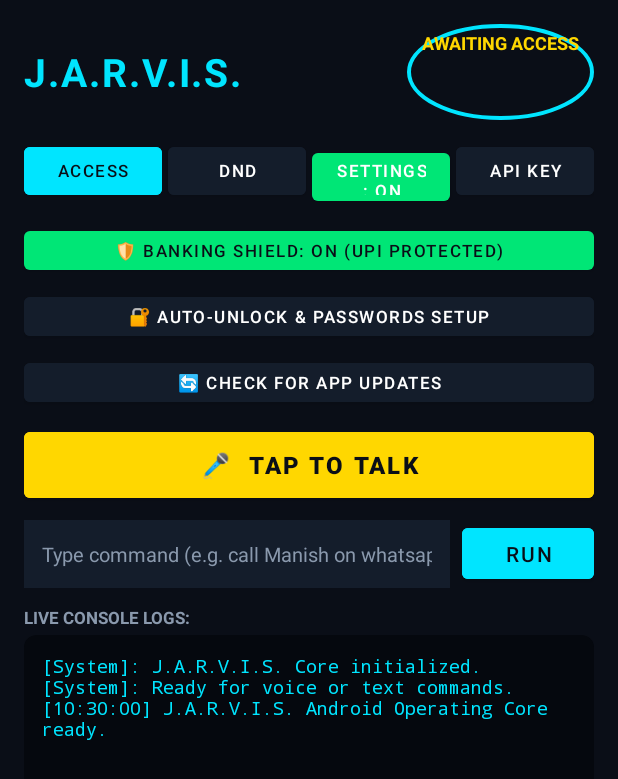
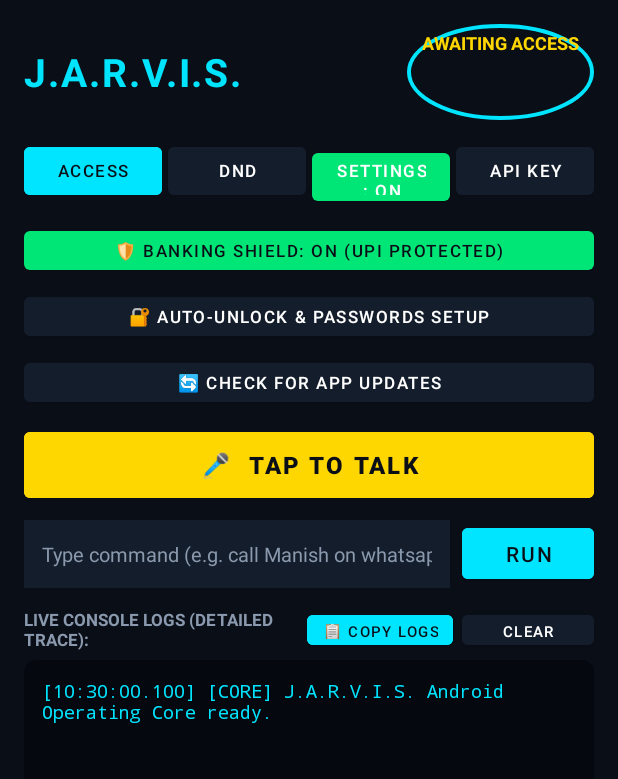
Before and after one commit to NikhilSaharan/Jarvis, an Android app: the screen it shows after launch (MainActivity), on a phone screen of 412 x 824 dp. Shown: the top 779 px of the screen. Run offline under Robolectric (Android 15) with nearby library versions, the phone set to English and light mode, and no system bars.

Commit message:
feat: implement initial Android app structure for Jarvis assistant

```diff
--- a/android/app/build.gradle.kts
+++ b/android/app/build.gradle.kts
@@ -46,8 +46,8 @@ android {
         applicationId = "com.jarvis.assistant"
         minSdk = 26
         targetSdk = 34
-        versionCode = 12
-        versionName = "1.1.1"
+        versionCode = 13
+        versionName = "1.1.2"
 
         testInstrumentationRunner = "androidx.test.runner.AndroidJUnitRunner"
 
--- a/android/app/src/main/java/com/jarvis/assistant/MainActivity.kt
+++ b/android/app/src/main/java/com/jarvis/assistant/MainActivity.kt
@@ -36,6 +36,7 @@ import androidx.appcompat.app.AlertDialog
 import androidx.appcompat.app.AppCompatActivity
 import androidx.core.content.ContextCompat
 import com.jarvis.assistant.brain.GeminiBrain
+import com.jarvis.assistant.debug.JarvisLogStore
 import com.jarvis.assistant.engine.NodeActionEngine
 import com.jarvis.assistant.engine.SystemController
 import com.jarvis.assistant.engine.TelephonyHelper
@@ -79,6 +80,8 @@ class MainActivity : AppCompatActivity() {
     private lateinit var btnTalk: Button
     private lateinit var etCommandInput: EditText
     private lateinit var btnSendCommand: Button
+    private lateinit var btnCopyLogs: Button
+    private lateinit var btnClearLogs: Button
     private lateinit var tvLogs: TextView
     private lateinit var scrollLogs: ScrollView
 
@@ -105,6 +108,7 @@ class MainActivity : AppCompatActivity() {
     override fun onCreate(savedInstanceState: Bundle?) {
         super.onCreate(savedInstanceState)
         instance = this
+        JarvisLogStore.init(this)
 
         // Crash-proofing: Catch any uncaught exception and log it instead of dying
         Thread.setDefaultUncaughtExceptionHandler { thread, throwable ->
@@ -120,6 +124,14 @@ class MainActivity : AppCompatActivity() {
         initServices()
         setupListeners()
         requestAppPermissions()
+        refreshLogsView()
+        JarvisLogStore.setListener {
+            runOnUiThread {
+                if (!isFinishing && !isDestroyed) {
+                    refreshLogsView()
+                }
+            }
+        }
 
         // Automatic In-App Update check on launch
         AppUpdateManager.checkForUpdates(this, isManual = false)
@@ -138,6 +150,8 @@ class MainActivity : AppCompatActivity() {
         btnTalk = findViewById(R.id.btnTalk)
         etCommandInput = findViewById(R.id.etCommandInput)
         btnSendCommand = findViewById(R.id.btnSendCommand)
+        btnCopyLogs = findViewById(R.id.btnCopyLogs)
+        btnClearLogs = findViewById(R.id.btnClearLogs)
         tvLogs = findViewById(R.id.tvLogs)
         scrollLogs = findViewById(R.id.scrollLogs)
     }
@@ -263,10 +277,32 @@ class MainActivity : AppCompatActivity() {
                 processUserCommand(cmd)
             }
         }
+
+        btnCopyLogs.setOnClickListener {
+            val fullText = JarvisLogStore.getFullLogText()
+            if (fullText.isBlank()) {
+                Toast.makeText(this, "Abhi koi logs nahi hain.", Toast.LENGTH_SHORT).show()
+                return@setOnClickListener
+            }
+            val clipboard = getSystemService(Context.CLIPBOARD_SERVICE) as ClipboardManager
+            clipboard.setPrimaryClip(ClipData.newPlainText("jarvis_full_logs", fullText))
+            Toast.makeText(
+                this,
+                "Copied all logs (${JarvisLogStore.lineCount()} lines, ${fullText.length} chars)!",
+                Toast.LENGTH_SHORT
+            ).show()
+        }
+
+        btnClearLogs.setOnClickListener {
+            JarvisLogStore.clear()
+            refreshLogsView()
+            Toast.makeText(this, "Logs cleared", Toast.LENGTH_SHORT).show()
+        }
     }
 
     override fun onResume() {
         super.onResume()
+        refreshLogsView()
         if (BankingProtectionManager.isShieldActive) {
             BankingProtectionManager.reattachAccessibility(this)
         }
@@ -1036,14 +1072,29 @@ class MainActivity : AppCompatActivity() {
     private fun appendLog(message: String) {
         val time = timeFormat.format(Date())
         val logLine = "[$time] $message"
+        val category = when {
+            message.startsWith("User") -> "USER_UI"
+            message.startsWith("Jarvis:") -> "JARVIS_SPEAK"
+            message.startsWith("Executing Tool:") -> "TOOL_DISPATCH"
+            else -> "CORE"
+        }
+        JarvisLogStore.log(category, message)
+        sendRemoteLog(logLine)
+    }
+
+    private fun refreshLogsView() {
         runOnUiThread {
-            val current = tvLogs.text.toString()
-            tvLogs.text = if (current.isEmpty()) logLine else "$current\n$logLine"
+            if (!::tvLogs.isInitialized || !::scrollLogs.isInitialized) return@runOnUiThread
+            val displayText = JarvisLogStore.getDisplayLogText()
+            tvLogs.text = if (displayText.isNotEmpty()) {
+                displayText
+            } else {
+                "[System]: J.A.R.V.I.S. Core initialized.\n[System]: Ready for voice or text commands."
+            }
             scrollLogs.post {
                 scrollLogs.fullScroll(ScrollView.FOCUS_DOWN)
             }
         }
-        sendRemoteLog(logLine)
     }
 
     private fun sendRemoteLog(logMessage: String) {
@@ -1074,6 +1125,7 @@ class MainActivity : AppCompatActivity() {
 
     override fun onDestroy() {
         super.onDestroy()
+        JarvisLogStore.setListener(null)
         if (instance == this) instance = null
         speechRecognizerHelper?.destroy()
         speakerHelper.shutdown()
--- /dev/null
+++ b/android/app/src/main/java/com/jarvis/assistant/debug/JarvisLogStore.kt
@@ -0,0 +1,152 @@
+package com.jarvis.assistant.debug
+
+import android.content.Context
+import android.util.Log
+import com.jarvis.assistant.ScreenElement
+import kotlinx.coroutines.CoroutineScope
+import kotlinx.coroutines.Dispatchers
+import kotlinx.coroutines.launch
+import java.io.File
+import java.text.SimpleDateFormat
+import java.util.Date
+import java.util.Locale
+
+/**
+ * Shared thread-safe execution trace store capturing A-to-Z runtime telemetry:
+ * UI Accessibility tree dumps, picked nodes & scores, rejected candidates,
+ * Gemini raw responses & reasoning, latency timings, and step outcomes.
+ * Works identically across MainActivity, FloatingBubbleService, and background workers.
+ */
+object JarvisLogStore {
+
+    private const val MAX_LINES = 1200
+    private const val DISPLAY_TAIL_LINES = 350
+    private const val LOG_FILE_NAME = "jarvis_trace.log"
+
+    private val lock = Any()
+    private val lines = ArrayDeque<String>()
+    private val timeFmt = SimpleDateFormat("HH:mm:ss.SSS", Locale.US)
+    private val ioScope = CoroutineScope(Dispatchers.IO)
+
+    @Volatile
+    private var logFile: File? = null
+
+    @Volatile
+    private var listener: (() -> Unit)? = null
+
+    fun init(context: Context) {
+        val targetFile = File(context.applicationContext.filesDir, LOG_FILE_NAME)
+        val shouldLoad = synchronized(lock) {
+            if (logFile == null) logFile = targetFile
+            lines.isEmpty() && targetFile.exists()
+        }
+        if (shouldLoad) {
+            try {
+                val saved = targetFile.readLines().takeLast(MAX_LINES)
+                synchronized(lock) {
+                    if (lines.isEmpty()) {
+                        lines.addAll(saved)
+                    }
+                }
+                notifyListener()
+            } catch (_: Exception) {
+            }
+        }
+    }
+
+    fun setListener(cb: (() -> Unit)?) {
+        listener = cb
+    }
+
+    fun log(category: String, message: String) {
+        val stamp = synchronized(timeFmt) { timeFmt.format(Date()) }
+        val sanitized = message.trimEnd()
+        val formatted = "[$stamp] [$category] $sanitized"
+        Log.d("JarvisTrace", formatted)
+
+        synchronized(lock) {
+            lines.addLast(formatted)
+            while (lines.size > MAX_LINES) {
+                lines.removeFirst()
+            }
+        }
+        notifyListener()
+        persistLineAsync(formatted)
+    }
+
+    fun logScreenTree(stage: String, elements: List<ScreenElement>, limit: Int = 55) {
+        val header = "TREE_SNAPSHOT stage='$stage' count=${elements.size} (showing ${minOf(elements.size, limit)})"
+        val body = buildString {
+            append(header)
+            elements.take(limit).forEach { el ->
+                val res = try {
+                    el.node.viewIdResourceName?.substringAfterLast('/') ?: ""
+                } catch (_: Exception) {
+                    ""
+                }
+                val b = el.bounds
+                val txt = el.text.replace("\n", " ").take(65)
+                val cd = el.contentDescription.replace("\n", " ").take(65)
+                append("\n  [${el.tag}] cls=${el.className} txt='$txt' cd='$cd' res='$res' bounds=[${b.left},${b.top},${b.right},${b.bottom}] click=${el.isClickable} edit=${el.isEditable} sel=${el.node.isSelected}")
+            }
+        }
+        log("UI_TREE", body)
+    }
+
+    fun describeElement(el: ScreenElement?): String {
+        if (el == null) return "null"
+        val res = try {
+            el.node.viewIdResourceName?.substringAfterLast('/') ?: ""
+        } catch (_: Exception) {
+            ""
+        }
+        val b = el.bounds
+        return "tag=${el.tag} cls=${el.className} txt='${el.text.replace("\n", " ").take(50)}' cd='${el.contentDescription.replace("\n", " ").take(50)}' res='$res' bounds=[${b.left},${b.top},${b.right},${b.bottom}] click=${el.isClickable} edit=${el.isEditable} sel=${el.node.isSelected}"
+    }
+
+    fun getFullLogText(): String = synchronized(lock) {
+        lines.joinToString("\n")
+    }
+
+    fun getDisplayLogText(): String = synchronized(lock) {
+        val start = (lines.size - DISPLAY_TAIL_LINES).coerceAtLeast(0)
+        lines.drop(start).joinToString("\n")
+    }
+
+    fun lineCount(): Int = synchronized(lock) { lines.size }
+
+    fun clear() {
+        synchronized(lock) {
+            lines.clear()
+        }
+        ioScope.launch {
+            try {
+                logFile?.writeText("")
+            } catch (_: Exception) {
+            }
+        }
+        log("SYSTEM", "Console trace logs cleared.")
+    }
+
+    private fun persistLineAsync(entry: String) {
+        val f = logFile ?: return
+        ioScope.launch {
+            try {
+                if (f.exists() && f.length() > 350_000L) {
+                    val snapshot = synchronized(lock) { lines.joinToString("\n") }
+                    f.writeText(if (snapshot.isNotEmpty()) "$snapshot\n" else "")
+                } else {
+                    f.appendText("$entry\n")
+                }
+            } catch (_: Exception) {
+            }
+        }
+    }
+
+    private fun notifyListener() {
+        try {
+            listener?.invoke()
+        } catch (_: Exception) {
+        }
+    }
+}
--- a/android/app/src/main/res/layout/activity_main.xml
+++ b/android/app/src/main/res/layout/activity_main.xml
@@ -168,15 +168,48 @@
             android:backgroundTint="@color/jarvis_cyan" />
     </LinearLayout>
 
-    <!-- Live Real-Time Logs Console (Terminal Style) -->
-    <TextView
-        android:layout_width="wrap_content"
+    <!-- Live Real-Time Logs Console Header + Copy/Clear Controls -->
+    <LinearLayout
+        android:layout_width="match_parent"
         android:layout_height="wrap_content"
-        android:text="LIVE CONSOLE LOGS:"
-        android:textColor="@color/text_secondary"
-        android:textSize="11sp"
-        android:textStyle="bold"
-        android:layout_marginBottom="4dp" />
+        android:orientation="horizontal"
+        android:gravity="center_vertical"
+        android:layout_marginBottom="4dp">
+
+        <TextView
+            android:layout_width="0dp"
+            android:layout_height="wrap_content"
+            android:layout_weight="1"
+            android:text="LIVE CONSOLE LOGS (DETAILED TRACE):"
+            android:textColor="@color/text_secondary"
+            android:textSize="11sp"
+            android:textStyle="bold" />
+
+        <Button
+            android:id="@+id/btnCopyLogs"
+            android:layout_width="wrap_content"
+            android:layout_height="32dp"
+            android:text="📋 Copy Logs"
+            android:textSize="10sp"
+            android:textColor="@color/jarvis_dark_bg"
+            android:backgroundTint="@color/jarvis_cyan"
+            android:paddingStart="10dp"
+            android:paddingEnd="10dp"
+            android:minHeight="0dp"
+            android:layout_marginEnd="6dp" />
+
+        <Button
+            android:id="@+id/btnClearLogs"
+            android:layout_width="wrap_content"
+            android:layout_height="32dp"
+            android:text="Clear"
+            android:textSize="10sp"
+            android:textColor="@color/white"
+            android:backgroundTint="@color/jarvis_card_bg"
+            android:paddingStart="10dp"
+            android:paddingEnd="10dp"
+            android:minHeight="0dp" />
+    </LinearLayout>
 
     <androidx.cardview.widget.CardView
         android:layout_width="match_parent"
```
Also changed, not shown: android/app/src/main/java/com/jarvis/assistant/FloatingBubbleService.kt (+9 -2 lines), android/app/src/main/java/com/jarvis/assistant/JarvisAccessibilityService.kt (+38 -9 lines), android/app/src/main/java/com/jarvis/assistant/brain/GeminiBrain.kt (+32 -4 lines), android/app/src/main/java/com/jarvis/assistant/engine/InstagramTreeNavigator.kt (+128 -32 lines), android/app/src/main/java/com/jarvis/assistant/engine/UniversalAppAgent.kt (+32 -5 lines), 1 other file.
